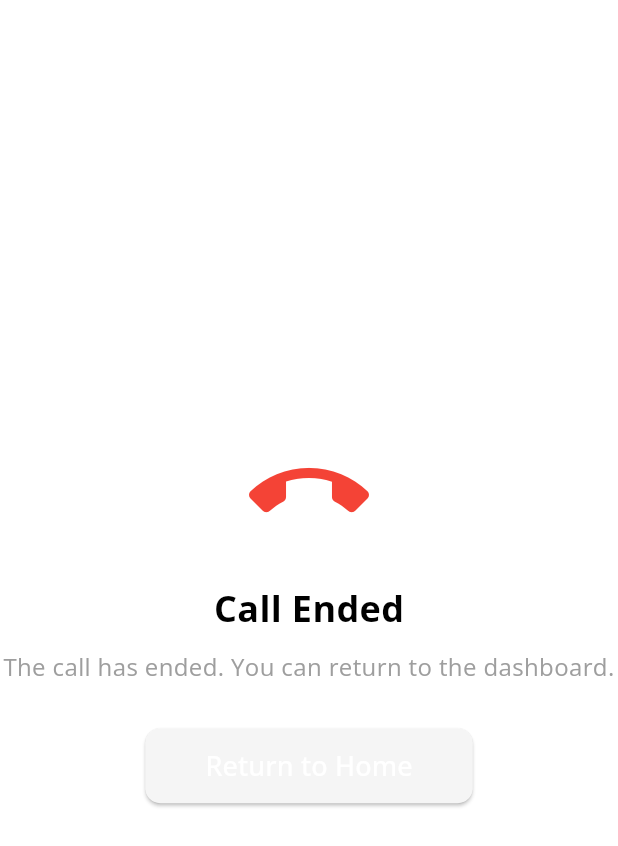
After one commit to hysterix5/silid, a Flutter app: the PostCallScreen screen opened directly, on a phone screen of 412 x 824 dp. The commit adds this screen. Shown: the top 846 px of the screen. Run offline on Flutter 3.47's test engine with Material 3 defaults, Android fonts, the phone set to English and light mode, and no system bars; our stand-ins replace cloud_firestore, firebase_auth, firebase_core, firebase_storage, get, google_fonts and 3 more; missing offline and left inert: dart:html, dart:js, dart:ui_web, flutter_icon_snackbar, image_picker_web; accounts and stored records are empty; network calls fail.

Commit message:
various optimizations

```diff
--- a/lib/core/resources/controllers/auth_controller.dart
+++ b/lib/core/resources/controllers/auth_controller.dart
@@ -1,5 +1,4 @@
 import 'package:firebase_auth/firebase_auth.dart';
-import 'package:flutter/material.dart';
 import 'package:get/get.dart';
 import 'package:google_sign_in/google_sign_in.dart';
 import 'package:silid/core/resources/controllers/data_controller.dart';
@@ -53,7 +52,7 @@ class AuthController extends GetxController {
             .checkUserAndNavigate(userCredential.user!.uid);
       }
     } catch (e) {
-      SnackbarWidget.showError('Sign in failed $e');
+      SnackbarWidget.showError('Invalid Sign in. Credentials does not exist');
     } finally {
       isLoading.value = false;
     }
@@ -89,8 +88,7 @@ class AuthController extends GetxController {
             .checkUserAndNavigate(userCredential.user!.uid);
       }
     } catch (e) {
-      debugPrint(e.toString());
-      SnackbarWidget.showError('Google Sign in failed $e');
+      SnackbarWidget.showError('Invalid Sign In');
     } finally {
       isSigningIn = false;
     }
--- /dev/null
+++ b/lib/core/views/misc/post_call.dart
@@ -0,0 +1,61 @@
+import 'package:flutter/material.dart';
+import 'package:get/get.dart';
+
+class PostCallScreen extends StatelessWidget {
+  const PostCallScreen({super.key});
+
+  @override
+  Widget build(BuildContext context) {
+    return Scaffold(
+      body: Center(
+        child: Column(
+          mainAxisAlignment: MainAxisAlignment.center,
+          children: [
+            Icon(
+              Icons.call_end,
+              color: Colors.red,
+              size: 80,
+            ),
+            const SizedBox(height: 20),
+            const Text(
+              "Call Ended",
+              style: TextStyle(
+                fontSize: 24,
+                fontWeight: FontWeight.bold,
+              ),
+            ),
+            const SizedBox(height: 10),
+            const Text(
+              "The call has ended. You can return to the dashboard.",
+              style: TextStyle(
+                fontSize: 16,
+                color: Colors.grey,
+              ),
+              textAlign: TextAlign.center,
+            ),
+            const SizedBox(height: 30),
+            ElevatedButton(
+              onPressed: () {
+                Get.offAllNamed("/"); // Replace with your home route
+              },
+              style: ElevatedButton.styleFrom(
+                padding:
+                    const EdgeInsets.symmetric(horizontal: 40, vertical: 12),
+                shape: RoundedRectangleBorder(
+                  borderRadius: BorderRadius.circular(10),
+                ),
+              ),
+              child: const Text(
+                "Return to Home",
+                style: TextStyle(
+                  fontSize: 18,
+                  color: Colors.white,
+                ),
+              ),
+            ),
+          ],
+        ),
+      ),
+    );
+  }
+}
--- a/lib/core/views/student/index.dart
+++ b/lib/core/views/student/index.dart
@@ -246,9 +246,11 @@ class _StudentIndexState extends State<StudentIndex> {
                                     ),
                                   ),
                                   Text("Teacher: ${classData['teacher']}"),
+                                  Text("Status: ${classData['status']}"),
                                   SizedBox(
                                     height: 5.0,
                                   ),
+                                  if (classData['status'] != "Cancelled")
                                     ElevatedButton(
                                       onPressed: () => Get.to(
                                         () => MeetingScreen(
```
Also changed, not shown: lib/core/resources/controllers/teacher_controller.dart (+37 -0 lines), lib/core/resources/service/daily.dart (+5 -6 lines), lib/core/views/teacher/index.dart (+99 -11 lines), lib/core/views/teacher/initiate_class.dart (+6 -1 lines), 1 other file. Lines whose indentation alone changed are shown as unchanged.
